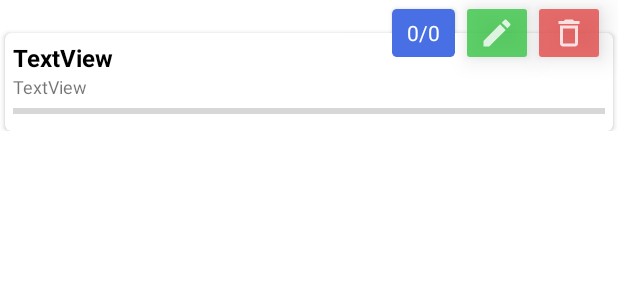
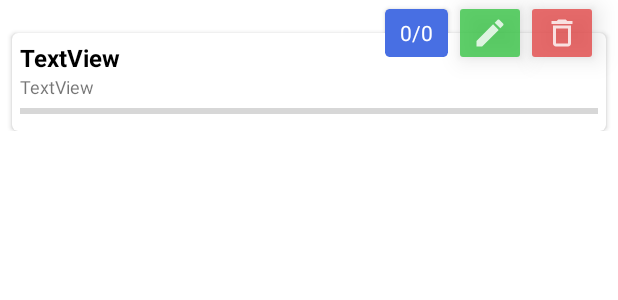
Before and after one commit to Bakulin-Nikolas/ShoppingList, an Android app: the layout list_name_item.xml on its own in the app's theme, with its tools: preview values and no code run, on a phone screen of 412 x 824 dp. Shown: the top 300 px of the screen. Run offline under Robolectric (Android 15) with nearby library versions, the phone set to English and light mode, and no system bars.

Commit message:
added margin for items

```diff
--- a/app/src/main/res/layout/list_name_item.xml
+++ b/app/src/main/res/layout/list_name_item.xml
@@ -9,9 +9,9 @@
         android:id="@+id/cardView"
         android:layout_width="0dp"
         android:layout_height="wrap_content"
-        android:layout_marginStart="3dp"
+        android:layout_marginStart="8dp"
         android:layout_marginTop="22dp"
-        android:layout_marginEnd="3dp"
+        android:layout_marginEnd="8dp"
         app:cardCornerRadius="4dp"
         app:layout_constraintBottom_toBottomOf="parent"
         app:layout_constraintEnd_toEndOf="parent"
--- a/app/src/main/res/layout/note_list_item.xml
+++ b/app/src/main/res/layout/note_list_item.xml
@@ -8,9 +8,9 @@
     <androidx.cardview.widget.CardView
         android:layout_width="0dp"
         android:layout_height="wrap_content"
-        android:layout_marginStart="3dp"
+        android:layout_marginStart="8dp"
         android:layout_marginTop="10dp"
-        android:layout_marginEnd="3dp"
+        android:layout_marginEnd="8dp"
         app:cardCornerRadius="3dp"
         app:layout_constraintBottom_toBottomOf="parent"
         app:layout_constraintEnd_toEndOf="parent"
```
